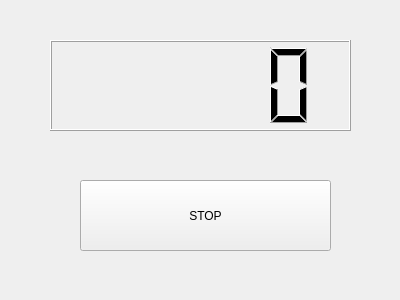
Above: counterDlg.ui from Ccarvajae/robotica before the change. Below: the same form after it.
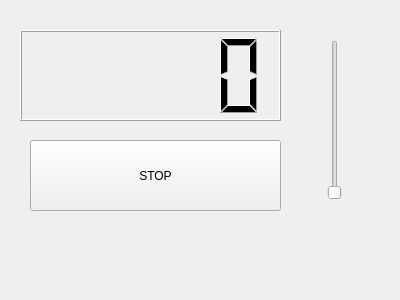
That is the form after the change.

Patch:
```diff
--- a/counterDlg.ui
+++ b/counterDlg.ui
@@ -16,8 +16,8 @@
   <widget class="QPushButton" name="button">
    <property name="geometry">
     <rect>
-     <x>80</x>
-     <y>180</y>
+     <x>30</x>
+     <y>140</y>
      <width>251</width>
      <height>71</height>
     </rect>
@@ -29,13 +29,26 @@
   <widget class="QLCDNumber" name="lcdNumber">
    <property name="geometry">
     <rect>
-     <x>50</x>
-     <y>40</y>
-     <width>301</width>
+     <x>20</x>
+     <y>30</y>
+     <width>261</width>
      <height>91</height>
     </rect>
    </property>
   </widget>
+  <widget class="QSlider" name="verticalSlider">
+   <property name="geometry">
+    <rect>
+     <x>320</x>
+     <y>40</y>
+     <width>29</width>
+     <height>160</height>
+    </rect>
+   </property>
+   <property name="orientation">
+    <enum>Qt::Vertical</enum>
+   </property>
+  </widget>
  </widget>
  <resources/>
  <connections/>
```
